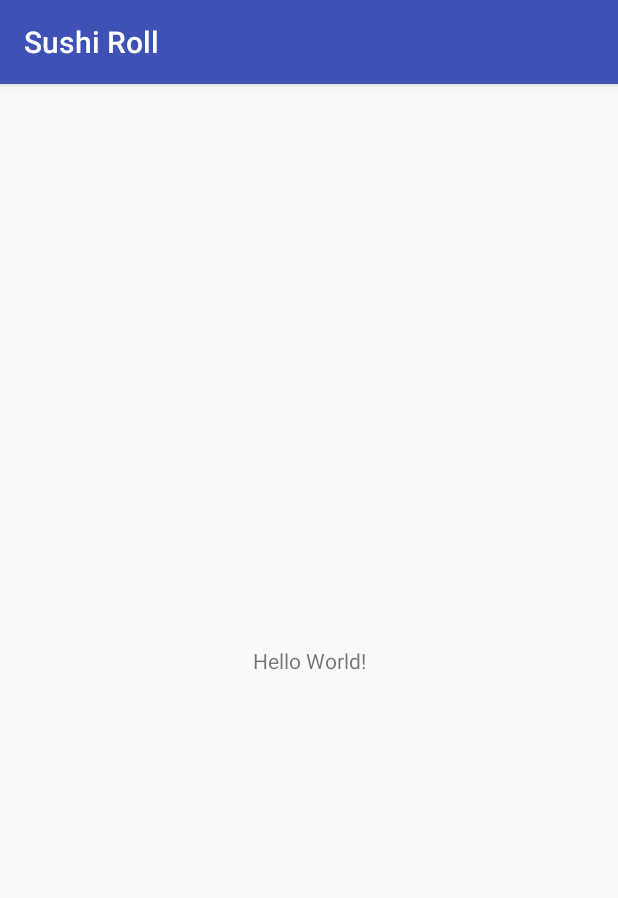
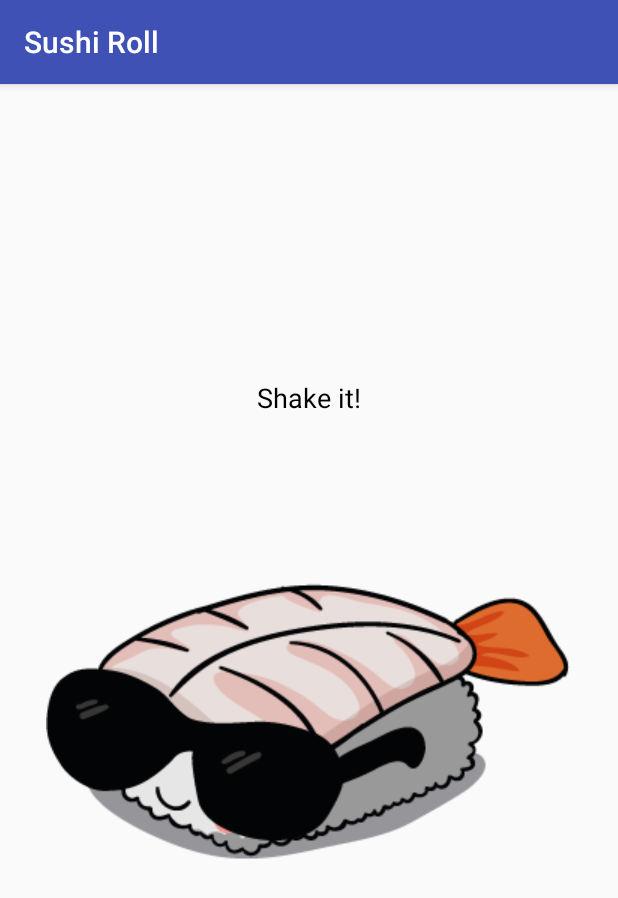
Before and after one commit to danielleklaasen/Sushi-Swap, an Android app: the screen it shows after launch (MainActivity), on a phone screen of 412 x 824 dp. Shown: the top 898 px of the screen. Run offline under Robolectric (Android 15) with nearby library versions, the phone set to English and light mode, and no system bars.

Commit message:
change image on shake, added sunglasses

```diff
--- a/app/src/main/java/com/danielleklaasen/sushiroll/MainActivity.java
+++ b/app/src/main/java/com/danielleklaasen/sushiroll/MainActivity.java
@@ -1,20 +1,30 @@
 package com.danielleklaasen.sushiroll;
 
 import android.content.Context;
+import android.graphics.drawable.Drawable;
 import android.hardware.Sensor;
 import android.hardware.SensorEvent;
 import android.hardware.SensorEventListener;
 import android.hardware.SensorManager;
 import android.support.v7.app.AppCompatActivity;
 import android.os.Bundle;
+import android.view.View;
+import android.widget.ImageView;
 import android.widget.Toast;
+import java.util.Random;
 
 public class MainActivity extends AppCompatActivity implements SensorEventListener { // setting sensor event listener here
+
+    // sensors
     private SensorManager senSensorManager;
     private Sensor senAccelerometer;
+
+    // timing
     private long lastUpdate = 0;
+
+    // motion
     private float last_x, last_y, last_z;
-    private static final int SHAKE_THRESHOLD = 600;
+    private static final int SHAKE_THRESHOLD = 900;
 
     @Override
     protected void onCreate(Bundle savedInstanceState) {
@@ -24,12 +34,12 @@ public class MainActivity extends AppCompatActivity implements SensorEventListen
         // initialize the Accelerometer variables
         senSensorManager = (SensorManager) getSystemService(Context.SENSOR_SERVICE); // used to access the system's sensors
         senAccelerometer = senSensorManager.getDefaultSensor(Sensor.TYPE_ACCELEROMETER); // reference to system's accelerometer
+
         // register accelerometer listener
         senSensorManager.registerListener(this, senAccelerometer , SensorManager.SENSOR_DELAY_NORMAL); // deliver sensor events at normal rate (last arg)
     }
 
     // two required SensorEventListener methods (implemented in this class)
-
     @Override
     public void onSensorChanged(SensorEvent event) { // to detect a change in the sensor
         Sensor mySensor = event.sensor;
@@ -43,16 +53,23 @@ public class MainActivity extends AppCompatActivity implements SensorEventListen
             // only if it's more than 100 ms since onSensorChanged was invoked
 
             long curTime = System.currentTimeMillis(); // system's current time in ms
-
-            if ((curTime - lastUpdate) > 100) {
+            if ((curTime - lastUpdate) > 400) {
                 long diffTime = (curTime - lastUpdate);
                 lastUpdate = curTime; // update curTime to now
 
                 float speed = Math.abs(x + y + z - last_x - last_y - last_z)/ diffTime * 10000; // calculate how quick the axis changed
 
                 if (speed > SHAKE_THRESHOLD) {
-                    Toast.makeText(MainActivity.this, "Shake gesture",
-                            Toast.LENGTH_LONG).show();
+                    ImageView imageView = (ImageView)findViewById(R.id.main_image); // access image
+                    Random rand = new Random();
+                    int  n = rand.nextInt(5) + 1; // range 1 - 5. Replace 5 by drawables.length IF THAT EXISTS
+                    String uri = "@drawable/sushi"+n; // pick random drawable starting with sushi
+                    int imageResource = getResources().getIdentifier(uri, null, getPackageName());
+                    Drawable res = getResources().getDrawable(imageResource);
+                    imageView.setImageDrawable(res); // assign drawable to imageview
+
+                    String randomN = Integer.toString(n);
+                    Toast.makeText(MainActivity.this, "Shake " + randomN, Toast.LENGTH_SHORT).show();
                 }
 
                 last_x = x;
--- a/app/src/main/res/layout/activity_main.xml
+++ b/app/src/main/res/layout/activity_main.xml
@@ -1,18 +1,41 @@
 <?xml version="1.0" encoding="utf-8"?>
-<android.support.constraint.ConstraintLayout xmlns:android="http://schemas.android.com/apk/res/android"
+<RelativeLayout xmlns:android="http://schemas.android.com/apk/res/android"
     xmlns:app="http://schemas.android.com/apk/res-auto"
     xmlns:tools="http://schemas.android.com/tools"
     android:layout_width="match_parent"
     android:layout_height="match_parent"
+    android:gravity="center"
     tools:context="com.danielleklaasen.sushiroll.MainActivity">
 
     <TextView
+        android:id="@+id/main_text"
+        android:text="@string/instruction_text"
+        android:textAppearance="@style/main_header"
+
         android:layout_width="wrap_content"
         android:layout_height="wrap_content"
-        android:text="Hello World!"
-        app:layout_constraintBottom_toBottomOf="parent"
-        app:layout_constraintLeft_toLeftOf="parent"
-        app:layout_constraintRight_toRightOf="parent"
-        app:layout_constraintTop_toTopOf="parent" />
+        android:layout_centerInParent="true"
+        />
+    <ImageView
+        android:id="@+id/main_image"
+        android:src="@drawable/sushi3"
+        android:contentDescription="@string/main_image_description"
 
-</android.support.constraint.ConstraintLayout>
+        android:layout_width="wrap_content"
+        android:layout_height="wrap_content"
+        android:layout_centerInParent="true"
+        android:layout_below="@id/main_text"
+
+        />
+    <ImageView
+        android:id="@+id/sunglasses"
+        android:src="@drawable/sunglasses"
+        android:contentDescription="@string/main_image_description"
+
+        android:layout_width="wrap_content"
+        android:layout_height="wrap_content"
+        android:layout_centerInParent="true"
+        android:layout_below="@id/main_text"
+
+        />
+</RelativeLayout>
--- a/app/src/main/res/values/strings.xml
+++ b/app/src/main/res/values/strings.xml
@@ -1,3 +1,5 @@
 <resources>
     <string name="app_name">Sushi Roll</string>
+    <string name="instruction_text">Shake it!</string>
+    <string name="main_image_description">Sushi cartoon</string>
 </resources>
--- a/app/src/main/res/values/styles.xml
+++ b/app/src/main/res/values/styles.xml
@@ -8,4 +8,10 @@
         <item name="colorAccent">@color/colorAccent</item>
     </style>
 
+    <!-- Text styles -->
+    <style name="main_header" parent="@android:style/TextAppearance.Medium">
+        <item name="android:textColor">#000000</item>
+        <item name="android:textAllCaps">false</item>
+    </style>
+
 </resources>
```
Also changed, not shown: app/src/main/res/drawable/sunglasses.png (added), app/src/main/res/drawable/sushi1.png (added), app/src/main/res/drawable/sushi2.png (added), app/src/main/res/drawable/sushi3.png (added), app/src/main/res/drawable/sushi4.png (added), app/src/main/res/drawable/sushi5.png (added).
